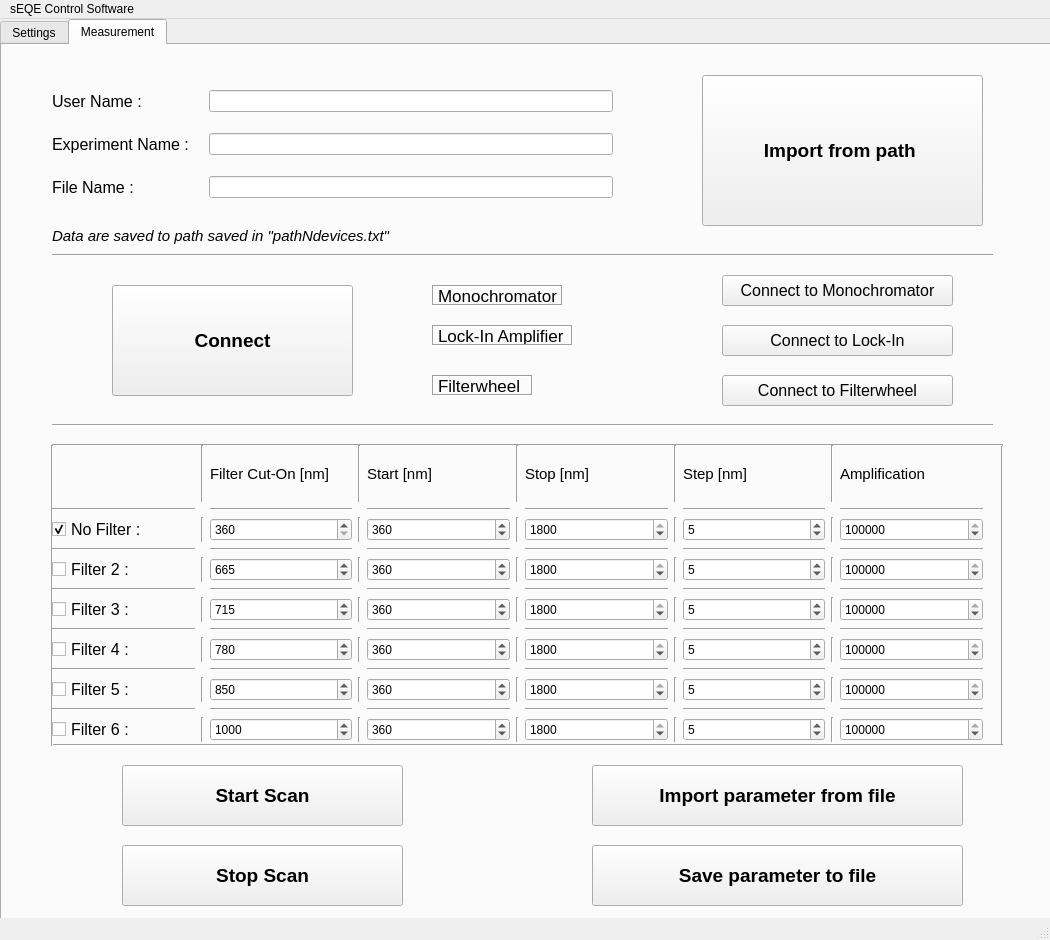
Qt form GUI_V3.ui (mzjswjz/sEQE-Setup_Mac) before a commit.
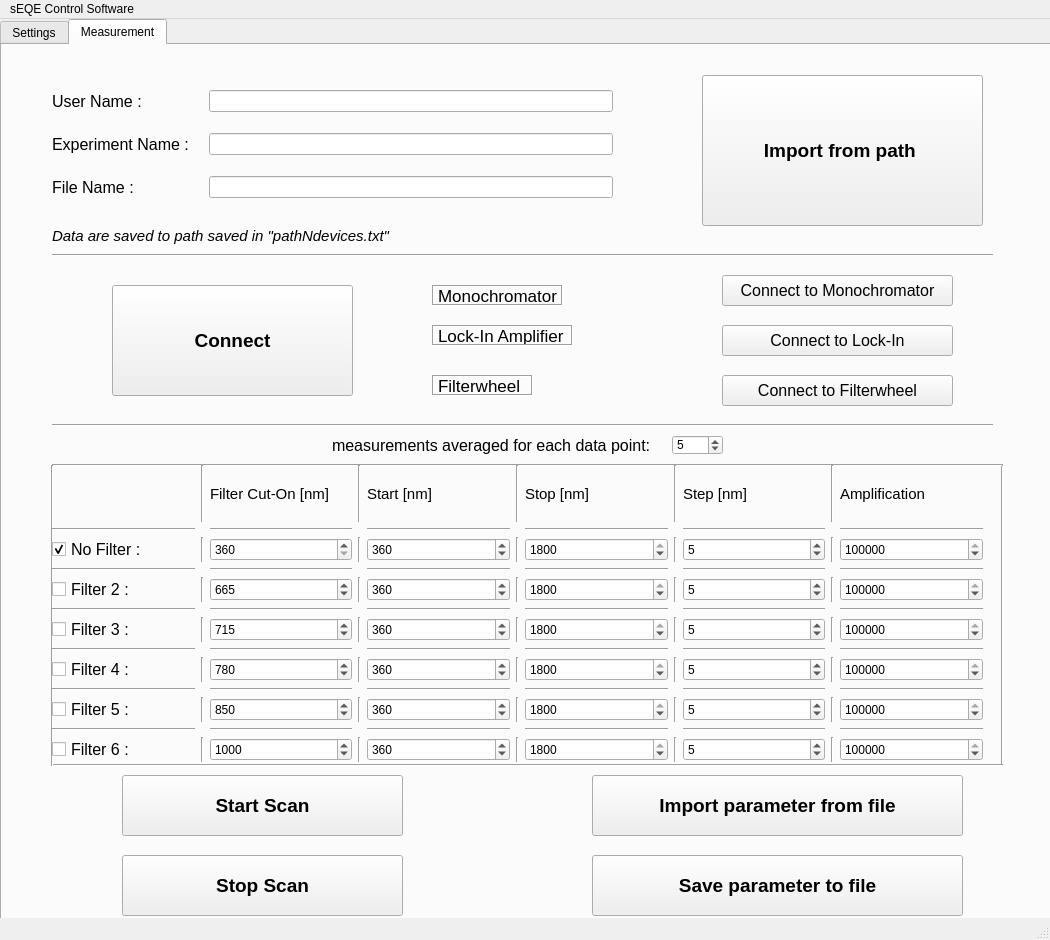
The same form after that commit. Icons and pictures are not drawn.

Commit message: MainClass.monoCheckFilter: Added GUI button for data_average_parameter

Patch:
```diff
--- a/GUI_V3.ui
+++ b/GUI_V3.ui
@@ -2085,7 +2085,7 @@
       <property name="geometry">
        <rect>
         <x>990</x>
-        <y>400</y>
+        <y>420</y>
         <width>20</width>
         <height>301</height>
        </rect>
@@ -2098,7 +2098,7 @@
       <property name="geometry">
        <rect>
         <x>50</x>
-        <y>390</y>
+        <y>410</y>
         <width>951</width>
         <height>20</height>
        </rect>
@@ -2111,7 +2111,7 @@
       <property name="geometry">
        <rect>
         <x>50</x>
-        <y>690</y>
+        <y>710</y>
         <width>951</width>
         <height>20</height>
        </rect>
@@ -2124,7 +2124,7 @@
       <property name="geometry">
        <rect>
         <x>40</x>
-        <y>400</y>
+        <y>420</y>
         <width>20</width>
         <height>301</height>
        </rect>
@@ -2137,7 +2137,7 @@
       <property name="geometry">
        <rect>
         <x>50</x>
-        <y>400</y>
+        <y>420</y>
         <width>931</width>
         <height>297</height>
        </rect>
@@ -3333,7 +3333,7 @@
       <property name="geometry">
        <rect>
         <x>50</x>
-        <y>730</y>
+        <y>740</y>
         <width>51</width>
         <height>41</height>
        </rect>
@@ -3352,7 +3352,7 @@
       <property name="geometry">
        <rect>
         <x>50</x>
-        <y>810</y>
+        <y>820</y>
         <width>51</width>
         <height>41</height>
        </rect>
@@ -3371,7 +3371,7 @@
       <property name="geometry">
        <rect>
         <x>120</x>
-        <y>720</y>
+        <y>730</y>
         <width>281</width>
         <height>61</height>
        </rect>
@@ -3391,7 +3391,7 @@
       <property name="geometry">
        <rect>
         <x>120</x>
-        <y>800</y>
+        <y>810</y>
         <width>281</width>
         <height>61</height>
        </rect>
@@ -3411,7 +3411,7 @@
       <property name="geometry">
        <rect>
         <x>590</x>
-        <y>720</y>
+        <y>730</y>
         <width>371</width>
         <height>61</height>
        </rect>
@@ -3431,7 +3431,7 @@
       <property name="geometry">
        <rect>
         <x>590</x>
-        <y>800</y>
+        <y>810</y>
         <width>371</width>
         <height>61</height>
        </rect>
@@ -3447,6 +3447,50 @@
        <string>Save parameter to file</string>
       </property>
      </widget>
+     <widget class="QDoubleSpinBox" name="data_average_factor">
+      <property name="geometry">
+       <rect>
+        <x>670</x>
+        <y>390</y>
+        <width>51</width>
+        <height>20</height>
+       </rect>
+      </property>
+      <property name="suffix">
+       <string/>
+      </property>
+      <property name="decimals">
+       <number>0</number>
+      </property>
+      <property name="minimum">
+       <double>1.000000000000000</double>
+      </property>
+      <property name="maximum">
+       <double>100.000000000000000</double>
+      </property>
+      <property name="value">
+       <double>5.000000000000000</double>
+      </property>
+     </widget>
+     <widget class="QLabel" name="data_average_factor_label">
+      <property name="geometry">
+       <rect>
+        <x>330</x>
+        <y>380</y>
+        <width>321</width>
+        <height>41</height>
+       </rect>
+      </property>
+      <property name="font">
+       <font>
+        <pointsize>12</pointsize>
+        <italic>false</italic>
+       </font>
+      </property>
+      <property name="text">
+       <string>measurements averaged for each data point:</string>
+      </property>
+     </widget>
     </widget>
    </widget>
   </widget>
```
The commit also changes 2 other files.
